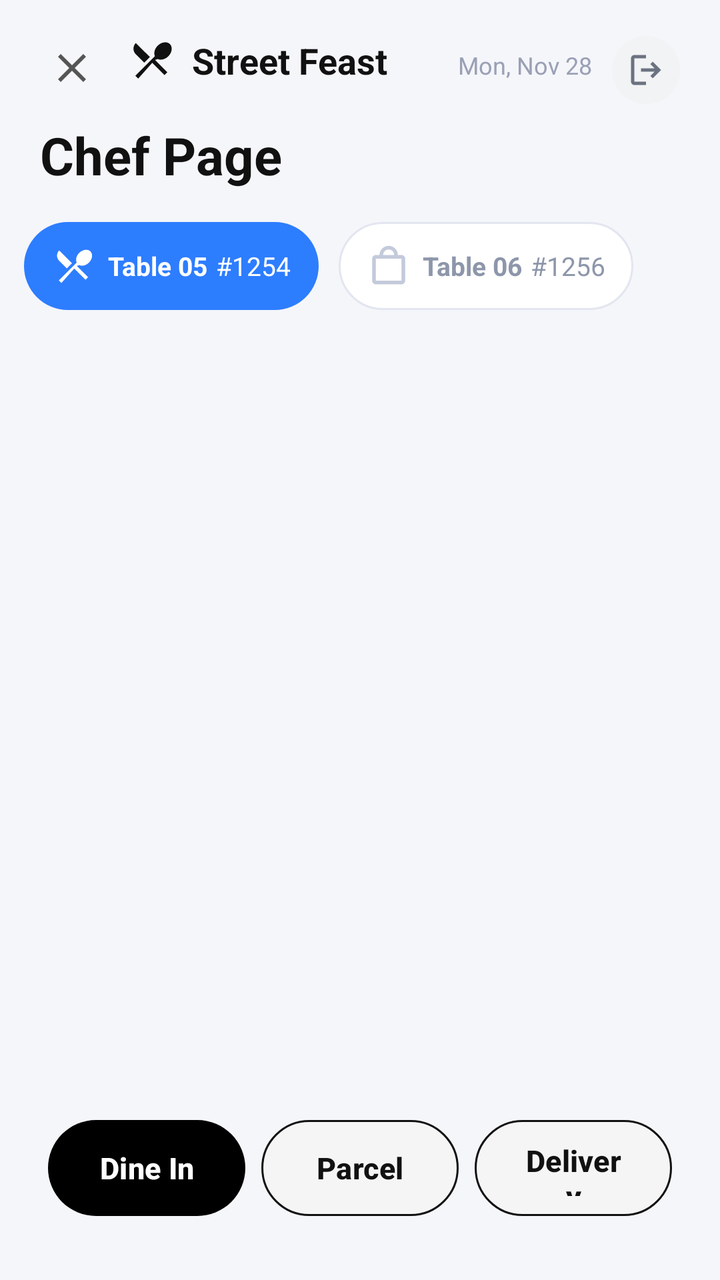
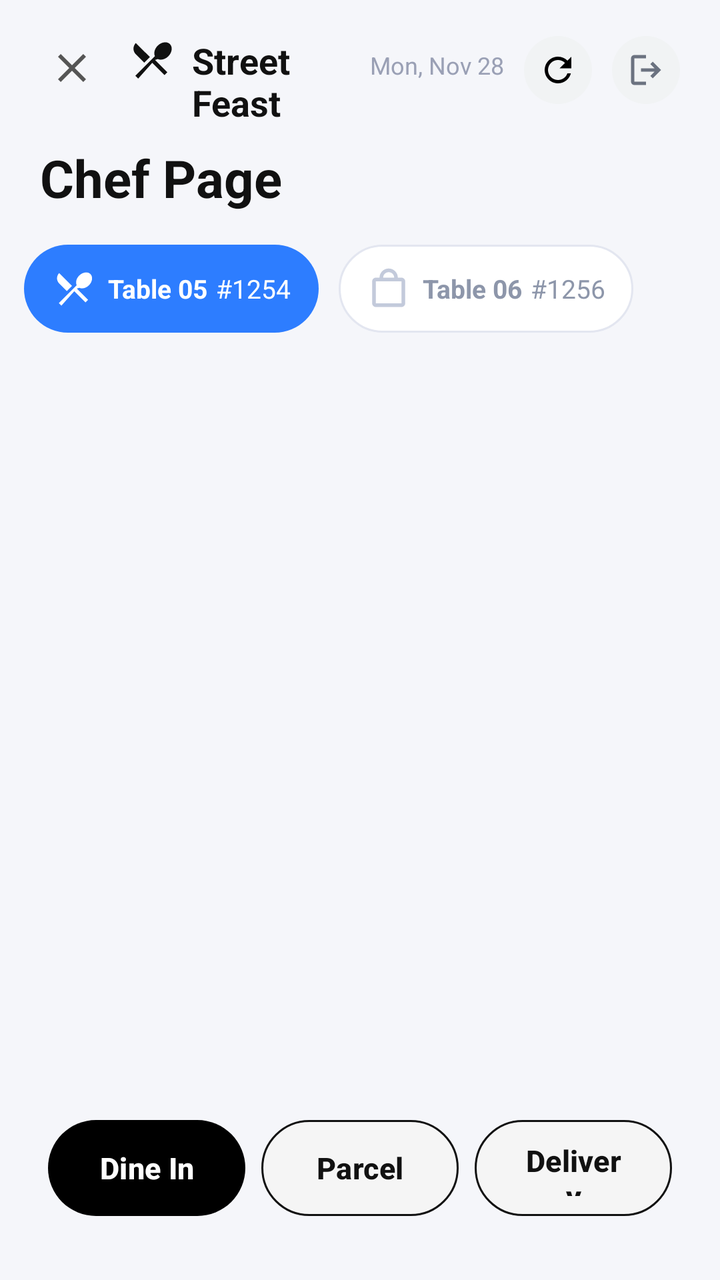

Screens rendered from an Android XML layout before and after an edit, with the pre-edit source and the edit as a unified diff.
<!-- AndroidManifest.xml: application theme Theme.StreetFeast -->
<!-- res/layout/chef_page.xml -->
<?xml version="1.0" encoding="utf-8"?>
<androidx.constraintlayout.widget.ConstraintLayout xmlns:android="http://schemas.android.com/apk/res/android"
    xmlns:app="http://schemas.android.com/apk/res-auto"
    android:id="@+id/root"
    android:layout_width="match_parent"
    android:layout_height="match_parent"
    android:background="#F5F6FA">

    

    <LinearLayout
        android:id="@+id/topBar"
        android:layout_width="0dp"
        android:layout_height="wrap_content"
        android:orientation="horizontal"
        android:paddingStart="20dp"
        android:paddingEnd="20dp"
        android:paddingTop="18dp"
        android:paddingBottom="4dp"
        app:layout_constraintTop_toTopOf="parent"
        app:layout_constraintStart_toStartOf="parent"
        app:layout_constraintEnd_toEndOf="parent">

        <ImageButton
            android:id="@+id/btnClose"
            android:layout_width="32dp"
            android:layout_height="32dp"
            android:background="@android:color/transparent"
            android:src="@drawable/ic_close"
            app:tint="#555555" />

        <ImageView
            android:id="@+id/ivLogo"
            android:layout_width="24dp"
            android:layout_height="24dp"
            android:layout_marginStart="12dp"
            android:layout_marginEnd="8dp"
            android:src="@drawable/ic_cutlery"
            android:contentDescription="Street Feast Logo"
            app:tint="#111111" />

        <TextView
            android:id="@+id/tvRestaurantName"
            android:layout_width="0dp"
            android:layout_height="wrap_content"
            android:layout_marginStart="0dp"
            android:layout_weight="1"
            android:text="Street Feast"
            android:textColor="#111111"
            android:textSize="18sp"
            android:textStyle="bold" />

        <TextView
            android:id="@+id/tvDate"
            android:layout_width="wrap_content"
            android:layout_height="wrap_content"
            android:text="Mon, Nov 28"
            android:textColor="#9AA0B5"
            android:textSize="12sp" />

        <FrameLayout
            android:id="@+id/btnLogout"
            android:layout_width="34dp"
            android:layout_height="34dp"
            android:layout_marginStart="10dp"
            android:background="@drawable/sf_bg_circle_light">

            <ImageView
                android:layout_width="20dp"
                android:layout_height="20dp"
                android:layout_gravity="center"
                android:src="@drawable/logout_24px" />
        </FrameLayout>

    </LinearLayout>

    <TextView
        android:id="@+id/tvPageTitle"
        android:layout_width="wrap_content"
        android:layout_height="wrap_content"
        android:layout_marginStart="20dp"
        android:layout_marginTop="4dp"
        android:text="Chef Page"
        android:textColor="#111111"
        android:textSize="26sp"
        android:textStyle="bold"
        app:layout_constraintTop_toBottomOf="@id/topBar"
        app:layout_constraintStart_toStartOf="parent" />

    

    <HorizontalScrollView
        android:id="@+id/tabsScroll"
        android:layout_width="0dp"
        android:layout_height="wrap_content"
        android:layout_marginTop="16dp"
        android:paddingStart="12dp"
        android:paddingEnd="12dp"
        android:scrollbars="none"
        app:layout_constraintTop_toBottomOf="@id/tvPageTitle"
        app:layout_constraintStart_toStartOf="parent"
        app:layout_constraintEnd_toEndOf="parent">

        <LinearLayout
            android:id="@+id/tabsContainer"
            android:layout_width="wrap_content"
            android:layout_height="wrap_content"
            android:orientation="horizontal">

            
            <LinearLayout
                android:id="@+id/tabTable05"
                android:layout_width="wrap_content"
                android:layout_height="44dp"
                android:layout_marginEnd="10dp"
                android:background="@drawable/bg_tab_selected"
                android:gravity="center_vertical"
                android:orientation="horizontal"
                android:paddingStart="14dp"
                android:paddingEnd="14dp">

                <ImageView
                    android:id="@+id/iconTab05"
                    android:layout_width="22dp"
                    android:layout_height="22dp"
                    android:src="@drawable/ic_cutlery"
                    app:tint="@android:color/white" />

                <TextView
                    android:id="@+id/tvTabSelectedLabel"
                    android:layout_width="wrap_content"
                    android:layout_height="wrap_content"
                    android:layout_marginStart="6dp"
                    android:text="Table 05"
                    android:textColor="@android:color/white"
                    android:textSize="13sp"
                    android:textStyle="bold" />

                <TextView
                    android:id="@+id/tvTabSelectedNumber"
                    android:layout_width="wrap_content"
                    android:layout_height="wrap_content"
                    android:layout_marginStart="4dp"
                    android:text="#1254"
                    android:textColor="@android:color/white"
                    android:textSize="13sp" />
            </LinearLayout>

            
            <LinearLayout
                android:id="@+id/tabTable06"
                android:layout_width="wrap_content"
                android:layout_height="44dp"
                android:layout_marginEnd="10dp"
                android:background="@drawable/bg_tab_unselected"
                android:gravity="center_vertical"
                android:orientation="horizontal"
                android:paddingStart="14dp"
                android:paddingEnd="14dp">

                <ImageView
                    android:id="@+id/iconTab06"
                    android:layout_width="22dp"
                    android:layout_height="22dp"
                    android:src="@drawable/ic_bag"
                    app:tint="#C3CADB" />

                <TextView
                    android:id="@+id/tvTabTable06"
                    android:layout_width="wrap_content"
                    android:layout_height="wrap_content"
                    android:layout_marginStart="6dp"
                    android:text="Table 06"
                    android:textColor="#8D96AA"
                    android:textSize="13sp"
                    android:textStyle="bold" />

                <TextView
                    android:id="@+id/tvTabTable06Number"
                    android:layout_width="wrap_content"
                    android:layout_height="wrap_content"
                    android:layout_marginStart="4dp"
                    android:text="#1256"
                    android:textColor="#8D96AA"
                    android:textSize="13sp" />
            </LinearLayout>

            

        </LinearLayout>
    </HorizontalScrollView>

    

    <androidx.viewpager2.widget.ViewPager2
        android:id="@+id/viewPagerOrders"
        android:layout_width="0dp"
        android:layout_height="0dp"
        android:layout_marginStart="16dp"
        android:layout_marginEnd="16dp"
        android:layout_marginTop="18dp"
        app:layout_constraintTop_toBottomOf="@id/tabsScroll"
        app:layout_constraintBottom_toTopOf="@+id/bottomButtons"
        app:layout_constraintStart_toStartOf="parent"
        app:layout_constraintEnd_toEndOf="parent" />

    

    <LinearLayout
        android:id="@+id/bottomButtons"
        android:layout_width="0dp"
        android:layout_height="72dp"
        android:layout_marginStart="24dp"
        android:layout_marginEnd="24dp"
        android:layout_marginBottom="20dp"
        android:gravity="center"
        android:orientation="horizontal"
        app:layout_constraintBottom_toBottomOf="parent"
        app:layout_constraintStart_toStartOf="parent"
        app:layout_constraintEnd_toEndOf="parent">

        <Button
            android:id="@+id/btnEatAway"
            android:layout_width="0dp"
            android:layout_height="48dp"
            android:layout_marginEnd="8dp"
            android:layout_weight="1"
            android:background="@drawable/bg_black_pill"
            android:text="Dine In"
            android:textAllCaps="false"
            android:textColor="@android:color/white"
            android:textSize="15sp"
            android:textStyle="bold"
            android:elevation="4dp"
            app:backgroundTint="@null" />

        <Button
            android:id="@+id/btnParcel"
            android:layout_width="0dp"
            android:layout_height="48dp"
            android:layout_marginEnd="8dp"
            android:layout_weight="1"
            android:background="@drawable/bg_white_outline_pill"
            android:text="Parcel"
            android:textAllCaps="false"
            android:textColor="#111111"
            android:textSize="15sp"
            android:textStyle="bold"
            android:elevation="2dp"
            app:backgroundTint="@null" />

        <Button
            android:id="@+id/btnDelivery"
            android:layout_width="0dp"
            android:layout_height="48dp"
            android:layout_weight="1"
            android:background="@drawable/bg_white_outline_pill"
            android:text="Delivery"
            android:textAllCaps="false"
            android:textColor="#111111"
            android:textSize="15sp"
            android:textStyle="bold"
            android:elevation="2dp"
            app:backgroundTint="@null" />
    </LinearLayout>

</androidx.constraintlayout.widget.ConstraintLayout>
<!-- resources referenced by this layout -->
<resources>
  <!-- drawable bg_black_pill (drawable) -->
  <shape xmlns:android="http://schemas.android.com/apk/res/android">
      <solid android:color="#000000" />
      <corners android:radius="24dp" />
  </shape>
  <!-- drawable bg_tab_selected (drawable) -->
  <shape xmlns:android="http://schemas.android.com/apk/res/android">
      <solid android:color="#2D7DFF" />
      <corners android:radius="22dp" />
  </shape>
  <!-- drawable bg_tab_unselected (drawable) -->
  <shape xmlns:android="http://schemas.android.com/apk/res/android">
      <solid android:color="#FFFFFF" />
      <corners android:radius="22dp" />
      <stroke
          android:width="1dp"
          android:color="#E3E6F0" />
  </shape>
  <!-- drawable bg_white_outline_pill (drawable) -->
  <shape xmlns:android="http://schemas.android.com/apk/res/android">
      <solid android:color="#F5F5F5" />
      <corners android:radius="24dp" />
      <stroke
          android:width="1dp"
          android:color="#111111" />
  </shape>
  <!-- drawable ic_bag (drawable) -->
  <vector xmlns:android="http://schemas.android.com/apk/res/android"
      android:width="24dp"
      android:height="24dp"
      android:viewportWidth="24"
      android:viewportHeight="24">
      <path
          android:fillColor="#FF000000"
          android:pathData="M19,6h-2c0,-2.76 -2.24,-5 -5,-5S7,3.24 7,6H5c-1.1,0 -1.99,0.9 -1.99,2L3,20c0,1.1 0.9,2 2,2h14c1.1,0 2,-0.9 2,-2V8c0,-1.1 -0.9,-2 -2,-2zM12,3c1.66,0 3,1.34 3,3H9c0,-1.66 1.34,-3 3,-3zM19,20H5V8h14v12z"/>
  </vector>
  <!-- drawable ic_close (drawable) -->
  <vector xmlns:android="http://schemas.android.com/apk/res/android"
      android:width="24dp"
      android:height="24dp"
      android:viewportWidth="24"
      android:viewportHeight="24">
      <path
          android:fillColor="#FF000000"
          android:pathData="M19,6.41L17.59,5 12,10.59 6.41,5 5,6.41 10.59,12 5,17.59 6.41,19 12,13.41 17.59,19 19,17.59 13.41,12z"/>
  </vector>
  <!-- drawable sf_bg_circle_light (drawable) -->
  <?xml version="1.0" encoding="utf-8"?>
  
  <shape xmlns:android="http://schemas.android.com/apk/res/android">
      <solid android:color="@color/sf_chip_bg" />
      <corners android:radius="999dp" />
  </shape>
  <style name="Theme.StreetFeast" parent="Base.Theme.StreetFeast" />
  <color name="sf_chip_bg">#F1F3F4</color>
  <style name="Base.Theme.StreetFeast" parent="Theme.Material3.Light.NoActionBar">
          <item name="colorPrimary">@color/action_primary</item>
          <item name="colorOnPrimary">@color/white</item>
          <item name="android:statusBarColor">@color/white</item>
          <item name="android:windowLightStatusBar">true</item>
          <item name="android:textColorPrimary">@color/text_primary</item>
          <item name="android:textColorSecondary">@color/text_secondary</item>
      </style>
  <color name="action_primary">#22C55E</color>
  <color name="white">#FFFFFFFF</color>
  <color name="text_primary">#1F2937</color>
  <color name="text_secondary">#6B7280</color>
  <!-- unchanged entries left out for length: 2 -->
</resources>

<!-- the commit's change to res/layout/chef_page.xml (unified diff, before → after) -->
@@ -57,6 +57,24 @@
             android:text="Mon, Nov 28"
             android:textColor="#9AA0B5"
             android:textSize="12sp" />
+
+        <FrameLayout
+            android:id="@+id/btnRefresh"
+            android:layout_width="34dp"
+            android:layout_height="34dp"
+            android:layout_marginStart="10dp"
+            android:background="@drawable/sf_bg_circle_light"
+            android:clickable="true"
+            android:focusable="true"
+            android:contentDescription="Refresh orders">
+
+            <ImageView
+                android:id="@+id/ivRefresh"
+                android:layout_width="20dp"
+                android:layout_height="20dp"
+                android:layout_gravity="center"
+                android:src="@drawable/ic_refresh" />
+        </FrameLayout>
 
         <FrameLayout
             android:id="@+id/btnLogout"
<!-- resource entries referenced after the edit -->
@@ -46,6 +46,16 @@
           android:fillColor="#FF000000"
           android:pathData="M19,6.41L17.59,5 12,10.59 6.41,5 5,6.41 10.59,12 5,17.59 6.41,19 12,13.41 17.59,19 19,17.59 13.41,12z"/>
   </vector>
+  <!-- drawable ic_refresh (drawable) -->
+  <vector xmlns:android="http://schemas.android.com/apk/res/android"
+      android:width="24dp"
+      android:height="24dp"
+      android:viewportWidth="24"
+      android:viewportHeight="24">
+      <path
+          android:fillColor="#FF000000"
+          android:pathData="M17.65,6.35C16.2,4.9 14.21,4 12,4c-4.42,0 -7.99,3.58 -7.99,8s3.57,8 7.99,8c3.73,0 6.84,-2.55 7.73,-6h-2.08c-0.82,2.33 -3.04,4 -5.65,4 -3.31,0 -6,-2.69 -6,-6s2.69,-6 6,-6c1.66,0 3.14,0.69 4.22,1.78L13,11h7V4l-2.35,2.35z"/>
+  </vector>
   <!-- drawable sf_bg_circle_light (drawable) -->
   <?xml version="1.0" encoding="utf-8"?>
   
